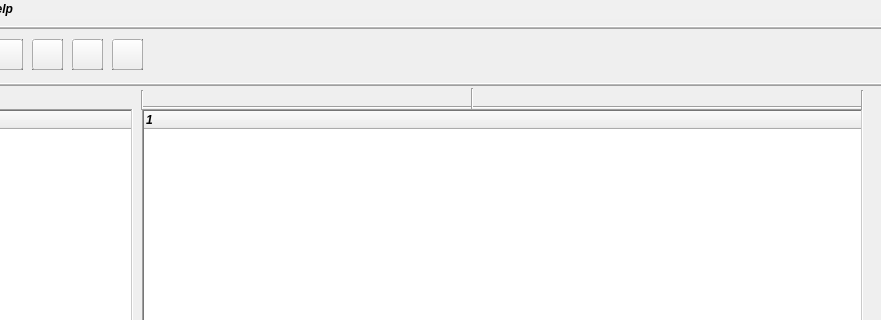
Qt form VssToGit/mainwindow.ui (haronka1999/GitVersionControlSystem) before a commit; both pictures show x 218 to 1099 and y 0 to 320 of the 1099 by 843 pixel window.
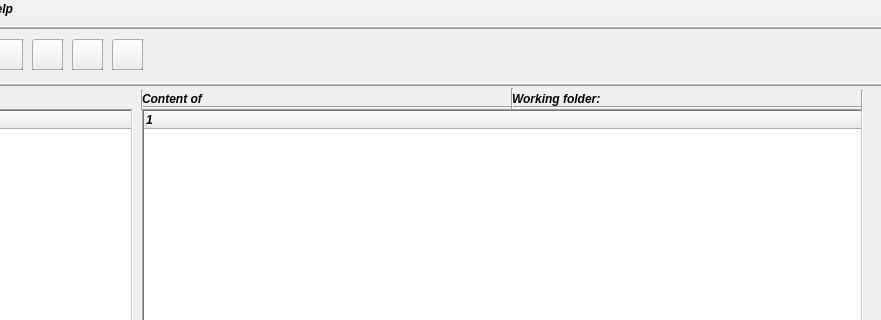
The same form after that commit. Icons and pictures are not drawn.

```diff
--- a/VssToGit/mainwindow.ui
+++ b/VssToGit/mainwindow.ui
@@ -470,9 +470,9 @@
    <widget class="QLabel" name="workingDirLabel">
     <property name="geometry">
      <rect>
-      <x>700</x>
+      <x>830</x>
       <y>70</y>
-      <width>371</width>
+      <width>251</width>
       <height>20</height>
      </rect>
     </property>
@@ -525,7 +525,7 @@
    <widget class="Line" name="line_4">
     <property name="geometry">
      <rect>
-      <x>680</x>
+      <x>720</x>
       <y>69</y>
       <width>20</width>
       <height>21</height>
@@ -538,9 +538,9 @@
    <widget class="QLabel" name="selectedFolderLabel">
     <property name="geometry">
      <rect>
-      <x>360</x>
+      <x>430</x>
       <y>70</y>
-      <width>321</width>
+      <width>301</width>
       <height>20</height>
      </rect>
     </property>
@@ -548,6 +548,32 @@
      <string/>
     </property>
    </widget>
+   <widget class="QLabel" name="label">
+    <property name="geometry">
+     <rect>
+      <x>360</x>
+      <y>70</y>
+      <width>71</width>
+      <height>20</height>
+     </rect>
+    </property>
+    <property name="text">
+     <string>Content of</string>
+    </property>
+   </widget>
+   <widget class="QLabel" name="label_2">
+    <property name="geometry">
+     <rect>
+      <x>730</x>
+      <y>70</y>
+      <width>101</width>
+      <height>20</height>
+     </rect>
+    </property>
+    <property name="text">
+     <string>Working folder:</string>
+    </property>
+   </widget>
    <zorder>frame_2</zorder>
    <zorder>frame_4</zorder>
    <zorder>frame_8</zorder>
@@ -574,6 +600,8 @@
    <zorder>filesTreeWidget</zorder>
    <zorder>line_4</zorder>
    <zorder>selectedFolderLabel</zorder>
+   <zorder>label</zorder>
+   <zorder>label_2</zorder>
   </widget>
   <widget class="QStatusBar" name="statusbar"/>
   <widget class="QMenuBar" name="menuBar">
@@ -600,6 +628,8 @@
     </property>
     <addaction name="actionAdd_files"/>
     <addaction name="separator"/>
+    <addaction name="actionDelete"/>
+    <addaction name="actionRename"/>
     <addaction name="actionSet_Working_Folder"/>
     <addaction name="separator"/>
     <addaction name="actionExit"/>
@@ -623,9 +653,6 @@
       <string>Sort</string>
      </property>
      <addaction name="actionName"/>
-     <addaction name="actionType"/>
-     <addaction name="actionSize"/>
-     <addaction name="actionDate"/>
     </widget>
     <addaction name="menuSort"/>
     <addaction name="separator"/>
@@ -751,6 +778,16 @@
     <string>Help</string>
    </property>
   </action>
+  <action name="actionDelete">
+   <property name="text">
+    <string>Delete</string>
+   </property>
+  </action>
+  <action name="actionRename">
+   <property name="text">
+    <string>Rename</string>
+   </property>
+  </action>
  </widget>
  <resources/>
  <connections/>
```
